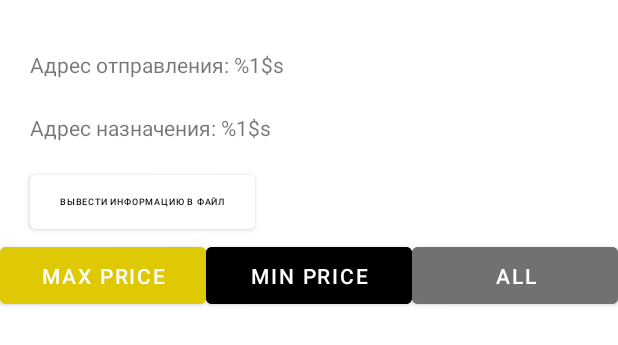
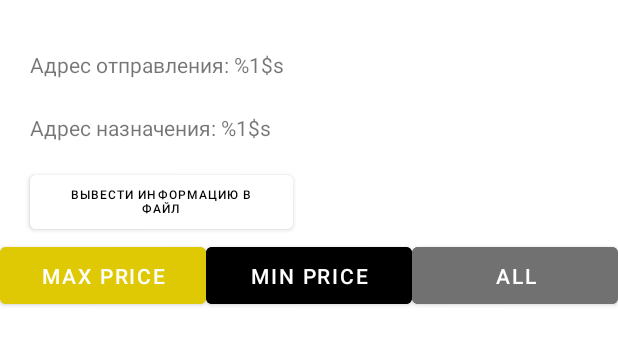
Before and after one commit to eivanovJr/practiceTaxiApp, an Android app: the layout activity_show_results.xml on its own in the app's theme, with its tools: preview values and no code run, on a phone screen of 412 x 824 dp. Shown: the top 345 px of the screen. Run offline under Robolectric (Android 15) with nearby library versions, the phone set to English and light mode, and no system bars; Roboto replaces fonts that are not available here.

Commit message:
file button textSize fixed

```diff
--- a/app/src/main/res/layout/activity_show_results.xml
+++ b/app/src/main/res/layout/activity_show_results.xml
@@ -30,10 +30,10 @@
     <Button
         android:id="@+id/file_button"
         android:text="@string/file_output"
-        android:layout_width="150sp"
+        android:layout_width="175sp"
         android:textColor="@color/black"
         android:backgroundTint="@color/white"
-        android:textSize="6dp"
+        android:textSize="8dp"
         android:layout_marginHorizontal="20sp"
         android:layout_height="wrap_content"
         android:layout_below="@+id/to" />
```
